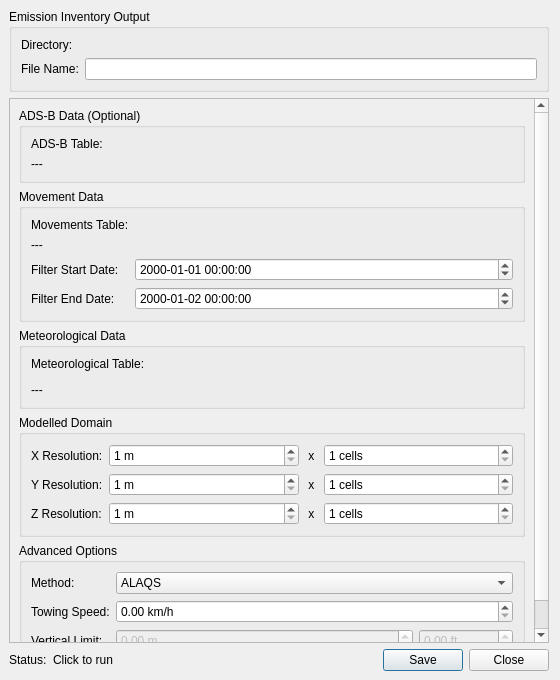
The window that open_alaqs/ui/ui_inventory.ui (eurocontrol-asu/open_alaqs) describes before a commit, drawn with Qt 5.
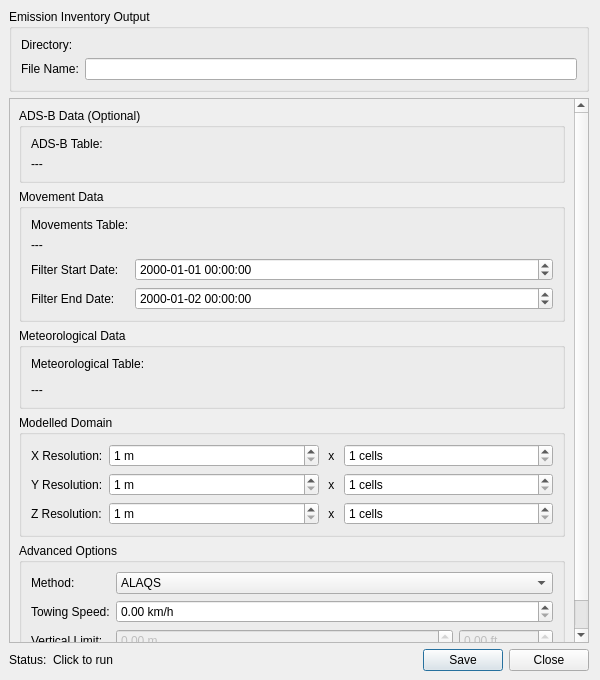
The same window after the commit. Custom widgets are drawn as their Qt base class.

Commit message: [ui] Apply label styles to Inventory dialog, so that it's clear for users what files are optional/required, and when a loaded file is valid/invalid

Diff of the .ui file:
```diff
--- a/open_alaqs/ui/ui_inventory.ui
+++ b/open_alaqs/ui/ui_inventory.ui
@@ -6,7 +6,7 @@
    <rect>
     <x>0</x>
     <y>0</y>
-    <width>560</width>
+    <width>600</width>
     <height>680</height>
    </rect>
   </property>
```
The commit also changes 1 other file.
